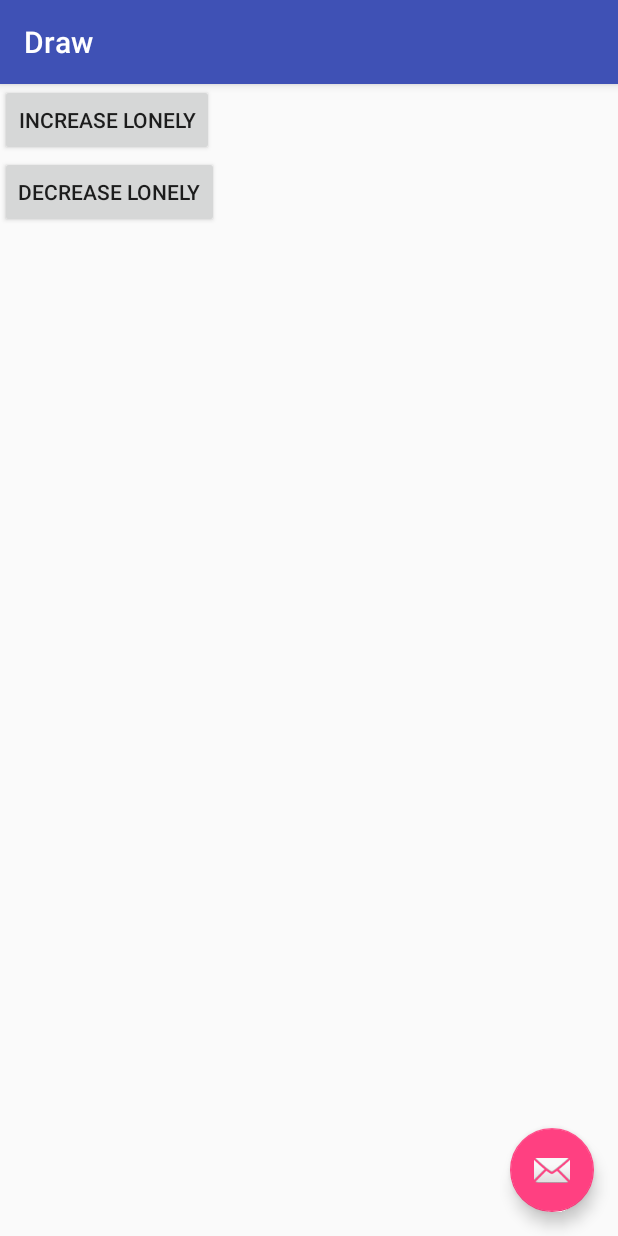
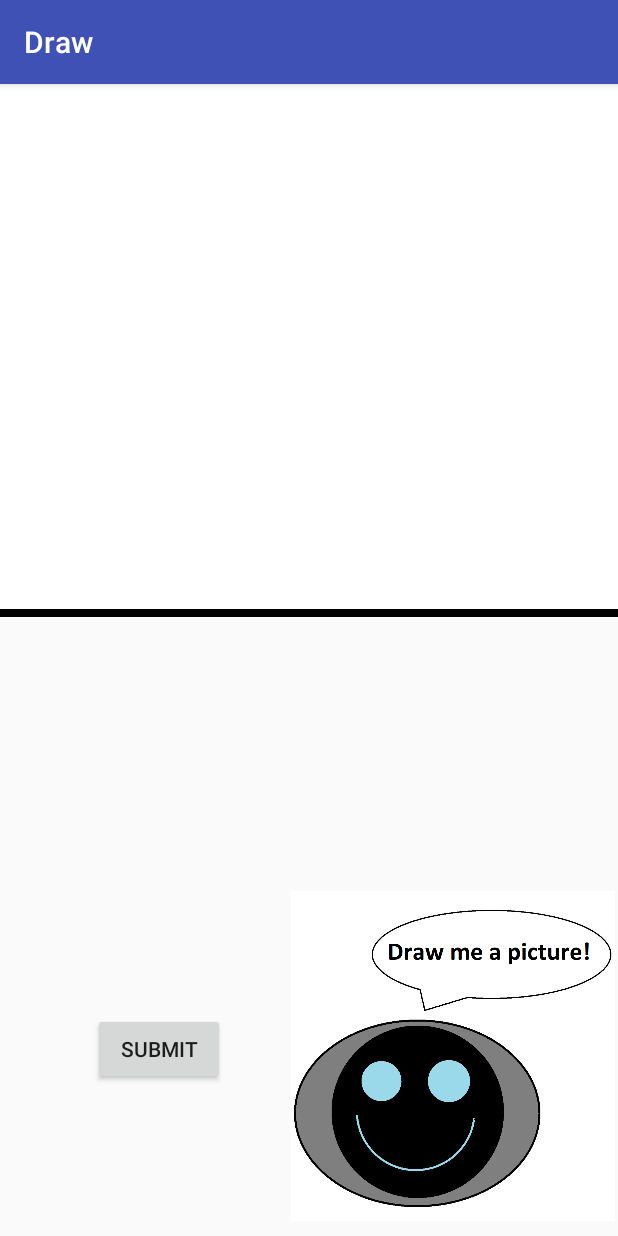
Before and after one commit to jluken/Mobile_Buddy, an Android app: the Draw screen opened directly, with no data from a screen before it, on a phone screen of 412 x 824 dp. Run offline under Robolectric (Android 15) with nearby library versions, the light colour scheme and no system bars.

Commit message:
added drawing component

```diff
--- a/app/src/main/java/com/example/cse5236/mobilebuddy/Draw.java
+++ b/app/src/main/java/com/example/cse5236/mobilebuddy/Draw.java
@@ -1,5 +1,6 @@
 package com.example.cse5236.mobilebuddy;
 
+import android.app.Activity;
 import android.content.Context;
 import android.os.Bundle;
 import android.support.design.widget.FloatingActionButton;
@@ -9,6 +10,8 @@ import android.support.v7.widget.Toolbar;
 import android.util.Log;
 import android.view.View;
 import android.widget.Button;
+import android.widget.ImageView;
+
 
 import java.io.FileInputStream;
 import java.io.FileOutputStream;
@@ -16,72 +19,50 @@ import java.util.Scanner;
 
 public class Draw extends AppCompatActivity {
 
+    private DrawCanvas customCanvas;
+
+
     @Override
     protected void onCreate(Bundle savedInstanceState) {
+        Log.e("checkpoint", "mobilebuddy draw create");
         super.onCreate(savedInstanceState);
         setContentView(R.layout.activity_draw);
         Toolbar toolbar = (Toolbar) findViewById(R.id.toolbar);
         setSupportActionBar(toolbar);
 
-        final Button lonelyUpButton = findViewById(R.id.lonelyUpButton);
-        lonelyUpButton.setOnClickListener(new View.OnClickListener() {
+        final Button drawButton = findViewById(R.id.DrawButton);
+        customCanvas = (DrawCanvas) findViewById(R.id.signature_canvas);
+        final Activity active = this;
+
+        drawButton.setOnClickListener(new View.OnClickListener() {
             public void onClick(View v) {
-                updateStat(1);
-            }
-        });
-        final Button lonelyDownButton = findViewById(R.id.lonelyDownButton);
-        lonelyDownButton.setOnClickListener(new View.OnClickListener() {
-            public void onClick(View v) {
-                updateStat(-1);
+                int lonely = HomeScreenActivity.getStat(active, "loneliness");
+                HomeScreenActivity.setStat(active, "loneliness", (lonely - 20));
+                ImageView mImageView;
+                mImageView = (ImageView) (ImageView)findViewById(R.id.drawBuddy);
+                mImageView.setImageResource(R.drawable.buddythanks);
+                customCanvas.clearCanvas();
+                drawButton.setEnabled(false);
+
             }
         });
 
-        FloatingActionButton fab = (FloatingActionButton) findViewById(R.id.fab);
-        fab.setOnClickListener(new View.OnClickListener() {
-            @Override
-            public void onClick(View view) {
-                Snackbar.make(view, "Replace with your own action", Snackbar.LENGTH_LONG)
-                        .setAction("Action", null).show();
-            }
-        });
     }
 
-    private void updateStat(int upOrDown){
-        String filename = "loneliness.dat";
-        int statVal = 0;
-        try{
-            Log.e("file: ","mobilebuddy "+filename);
-            FileInputStream in = openFileInput(filename);
-            Scanner scanner = new Scanner(in);
-            String data = scanner.nextLine();
-            Log.e("data: ","mobilebuddy " + data);
-            statVal = Integer.parseInt(data);
-            statVal+=upOrDown;
-            FileOutputStream outputStream;
-            outputStream = openFileOutput(filename, Context.MODE_PRIVATE);
-            outputStream.write(Integer.toString(statVal).getBytes());
-            outputStream.close();
-            in.close();
-            scanner.close();
-        }
-        catch(java.io.FileNotFoundException	e){
-            Log.e("error: ","mobilebuddy file not found");
-            statVal = 0;
-            FileOutputStream outputStream;
-            try {
-                outputStream = openFileOutput(filename, Context.MODE_PRIVATE);
-                outputStream.write(Integer.toString(statVal).getBytes());
-                outputStream.close();
-            } catch (Exception ex) {
-                ex.printStackTrace();
-            }
+    @Override
+    public void onResume(){
+        super.onResume();
+        final Button drawButton = findViewById(R.id.DrawButton);
+        ImageView mImageView;
+        mImageView = (ImageView) (ImageView)findViewById(R.id.drawBuddy);
+        mImageView.setImageResource(R.drawable.buddydraw);
+        drawButton.setEnabled(true);
 
-        }
-        catch (java.io.IOException e){
-            e.printStackTrace();
-        }
+
     }
 
 
 
+
+
 }
--- /dev/null
+++ b/app/src/main/java/com/example/cse5236/mobilebuddy/DrawCanvas.java
@@ -0,0 +1,113 @@
+package com.example.cse5236.mobilebuddy;
+
+import android.content.Context;
+import android.graphics.Bitmap;
+import android.graphics.Canvas;
+import android.graphics.Color;
+import android.graphics.Paint;
+import android.graphics.Path;
+import android.util.AttributeSet;
+import android.view.MotionEvent;
+import android.view.View;
+
+/**
+ * Created by Jackson on 3/26/2018.
+ */
+
+public class DrawCanvas extends View {
+
+    public int width;
+    public int height;
+    private Bitmap mBitmap;
+    private Canvas mCanvas;
+    private Path mPath;
+    Context context;
+    private Paint mPaint;
+    private float mX, mY;
+    private static final float TOLERANCE = 5;
+
+    public DrawCanvas(Context c, AttributeSet attrs) {
+        super(c, attrs);
+        context = c;
+
+        // we set a new Path
+        mPath = new Path();
+
+        // and we set a new Paint with the desired attributes
+        mPaint = new Paint();
+        mPaint.setAntiAlias(true);
+        mPaint.setColor(Color.BLACK);
+        mPaint.setStyle(Paint.Style.STROKE);
+        mPaint.setStrokeJoin(Paint.Join.ROUND);
+        mPaint.setStrokeWidth(4f);
+    }
+
+    // override onSizeChanged
+    @Override
+    protected void onSizeChanged(int w, int h, int oldw, int oldh) {
+        super.onSizeChanged(w, h, oldw, oldh);
+
+        // your Canvas will draw onto the defined Bitmap
+        mBitmap = Bitmap.createBitmap(w, h, Bitmap.Config.ARGB_8888);
+        mCanvas = new Canvas(mBitmap);
+    }
+
+    // override onDraw
+    @Override
+    protected void onDraw(Canvas canvas) {
+        super.onDraw(canvas);
+        // draw the mPath with the mPaint on the canvas when onDraw
+        canvas.drawPath(mPath, mPaint);
+    }
+
+    // when ACTION_DOWN start touch according to the x,y values
+    private void startTouch(float x, float y) {
+        mPath.moveTo(x, y);
+        mX = x;
+        mY = y;
+    }
+
+    // when ACTION_MOVE move touch according to the x,y values
+    private void moveTouch(float x, float y) {
+        float dx = Math.abs(x - mX);
+        float dy = Math.abs(y - mY);
+        if (dx >= TOLERANCE || dy >= TOLERANCE) {
+            mPath.quadTo(mX, mY, (x + mX) / 2, (y + mY) / 2);
+            mX = x;
+            mY = y;
+        }
+    }
+
+    public void clearCanvas() {
+        mPath.reset();
+        invalidate();
+    }
+
+    // when ACTION_UP stop touch
+    private void upTouch() {
+        mPath.lineTo(mX, mY);
+    }
+
+    //override the onTouchEvent
+    @Override
+    public boolean onTouchEvent(MotionEvent event) {
+        float x = event.getX();
+        float y = event.getY();
+
+        switch (event.getAction()) {
+            case MotionEvent.ACTION_DOWN:
+                startTouch(x, y);
+                invalidate();
+                break;
+            case MotionEvent.ACTION_MOVE:
+                moveTouch(x, y);
+                invalidate();
+                break;
+            case MotionEvent.ACTION_UP:
+                upTouch();
+                invalidate();
+                break;
+        }
+        return true;
+    }
+}
--- a/app/src/main/res/layout/activity_draw.xml
+++ b/app/src/main/res/layout/activity_draw.xml
@@ -22,12 +22,4 @@
 
     <include layout="@layout/content_draw" />
 
-    <android.support.design.widget.FloatingActionButton
-        android:id="@+id/fab"
-        android:layout_width="wrap_content"
-        android:layout_height="wrap_content"
-        android:layout_gravity="bottom|end"
-        android:layout_margin="@dimen/fab_margin"
-        app:srcCompat="@android:drawable/ic_dialog_email" />
-
 </android.support.design.widget.CoordinatorLayout>
--- a/app/src/main/res/layout/content_draw.xml
+++ b/app/src/main/res/layout/content_draw.xml
@@ -1,5 +1,5 @@
 <?xml version="1.0" encoding="utf-8"?>
-<LinearLayout xmlns:android="http://schemas.android.com/apk/res/android"
+<RelativeLayout xmlns:android="http://schemas.android.com/apk/res/android"
     xmlns:app="http://schemas.android.com/apk/res-auto"
     xmlns:tools="http://schemas.android.com/tools"
     android:layout_width="match_parent"
@@ -9,20 +9,48 @@
     tools:context="com.example.cse5236.mobilebuddy.Draw"
     tools:showIn="@layout/activity_draw">
 
+
+    <com.example.cse5236.mobilebuddy.DrawCanvas
+        android:id="@+id/signature_canvas"
+        android:layout_width="match_parent"
+
+        android:layout_height="350dp"
+        android:layout_alignParentTop="true"
+        android:layout_centerHorizontal="true"
+        android:background="#FFFFFF" />
+
+    <View
+        android:id="@+id/rectangle_at_the_top"
+        android:layout_width="match_parent"
+        android:layout_height="5dp"
+        android:layout_alignParentLeft="true"
+        android:layout_alignParentStart="true"
+        android:layout_below="@+id/signature_canvas"
+        android:background="#000000"
+        android:visibility="visible" />
+
+
     <Button
-        android:id="@+id/lonelyUpButton"
+        android:id="@+id/DrawButton"
         android:layout_width="wrap_content"
         android:layout_height="wrap_content"
+        android:layout_alignParentLeft="true"
+        android:layout_alignParentStart="true"
+        android:layout_alignTop="@+id/drawBuddy"
+        android:layout_marginLeft="62dp"
+        android:layout_marginStart="62dp"
+        android:layout_marginTop="81dp"
         android:clickable="true"
-        android:text="Increase Lonely"
-        />
+        android:text="Submit" />
 
-    <Button
-        android:id="@+id/lonelyDownButton"
-        android:layout_width="wrap_content"
-        android:layout_height="wrap_content"
-        android:clickable="true"
-        android:text="Decrease Lonely"
-        />
+    <ImageView
+        android:id="@+id/drawBuddy"
+        android:layout_width="220dp"
+        android:layout_height="220dp"
+        android:layout_alignParentBottom="true"
+        android:layout_alignParentEnd="true"
+        android:layout_alignParentRight="true"
+        android:layout_marginBottom="10dp"
+        android:src="@drawable/buddydraw" />
 
-</LinearLayout>
+</RelativeLayout>
```
Also changed, not shown: app/src/main/res/drawable/buddydraw.png (added), app/src/main/res/drawable/buddythanks.png (added).
